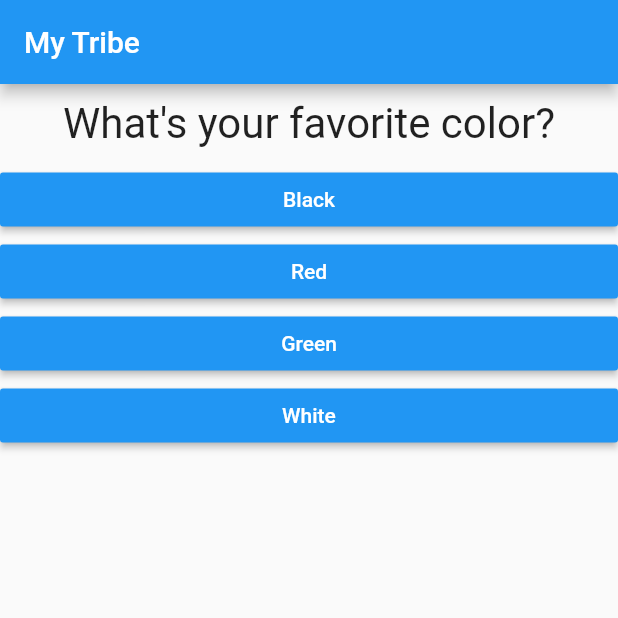
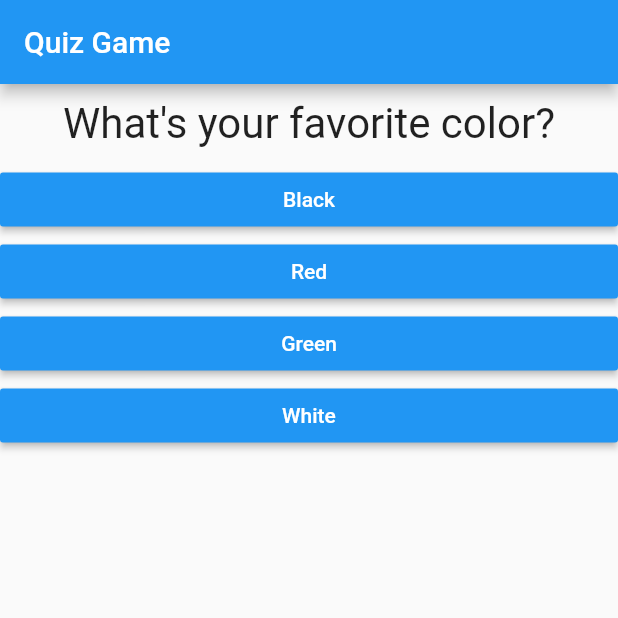
Before and after one commit to andreobueno/quizGameInFlutter, a Flutter app: the screen it shows after launch, on a phone screen of 412 x 824 dp, the top half of it. Run offline on Flutter 3.47's test engine with Material 2 defaults, Android fonts, the phone set to English and light mode, and no system bars.

Commit message:
Changing the name to Quiz Game

```diff
--- a/lib/main.dart
+++ b/lib/main.dart
@@ -76,7 +76,7 @@ class _MyAppState extends State<MyApp> {
     return MaterialApp(
       home: Scaffold(
         appBar: AppBar(
-          title: Text('My Tribe'),
+          title: Text('Quiz Game'),
         ),
         body: _questionIndex < _questions.length
             ? Quiz(
```
